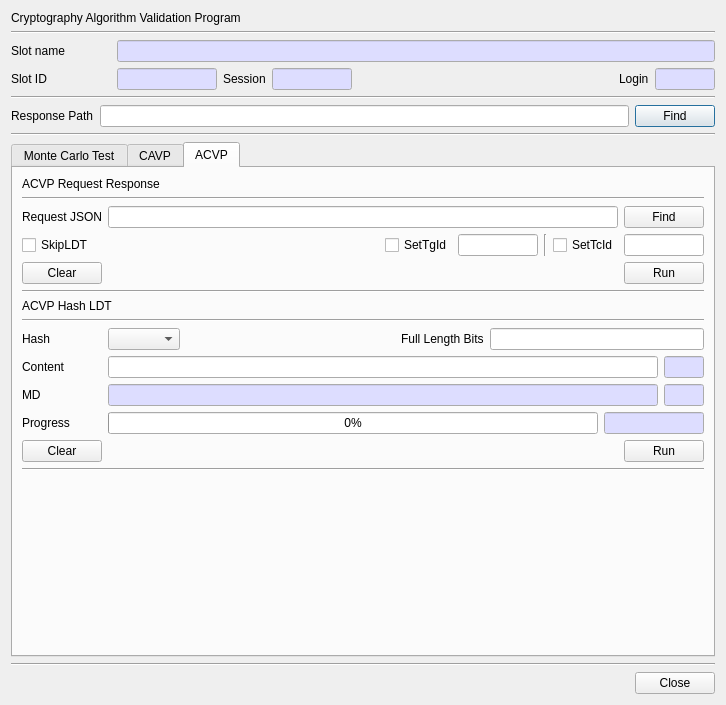
Before: the Qt Designer form CryptokiMan/cavp_dlg.ui in jykim74/CryptokiMan, drawn with Qt 5.
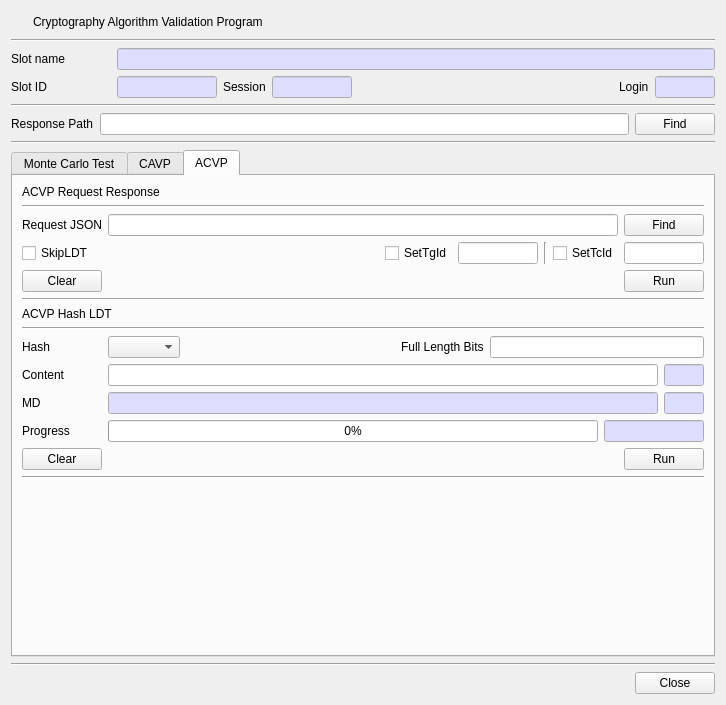
After: the same form once the commit is applied. Icons and pictures are not drawn.

Diff of the .ui file:
```diff
--- a/CryptokiMan/cavp_dlg.ui
+++ b/CryptokiMan/cavp_dlg.ui
@@ -15,11 +15,44 @@
   </property>
   <layout class="QVBoxLayout" name="verticalLayout">
    <item>
-    <widget class="QLabel" name="label_2">
-     <property name="text">
-      <string>Cryptography Algorithm Validation Program</string>
+    <layout class="QGridLayout" name="gridLayout_31">
+     <property name="topMargin">
+      <number>0</number>
      </property>
-    </widget>
+     <item row="0" column="1">
+      <widget class="QLabel" name="label_2">
+       <property name="text">
+        <string>Cryptography Algorithm Validation Program</string>
+       </property>
+      </widget>
+     </item>
+     <item row="0" column="0">
+      <widget class="QPushButton" name="pushButton">
+       <property name="minimumSize">
+        <size>
+         <width>16</width>
+         <height>0</height>
+        </size>
+       </property>
+       <property name="maximumSize">
+        <size>
+         <width>16</width>
+         <height>16777215</height>
+        </size>
+       </property>
+       <property name="text">
+        <string/>
+       </property>
+       <property name="icon">
+        <iconset resource="cryptokiman.qrc">
+         <normaloff>:/images/cavp.png</normaloff>:/images/cavp.png</iconset>
+       </property>
+       <property name="flat">
+        <bool>true</bool>
+       </property>
+      </widget>
+     </item>
+    </layout>
    </item>
    <item>
     <widget class="Line" name="line_2">
```
Left out of the diff: 4 changed lines with no effect on the pictures.
